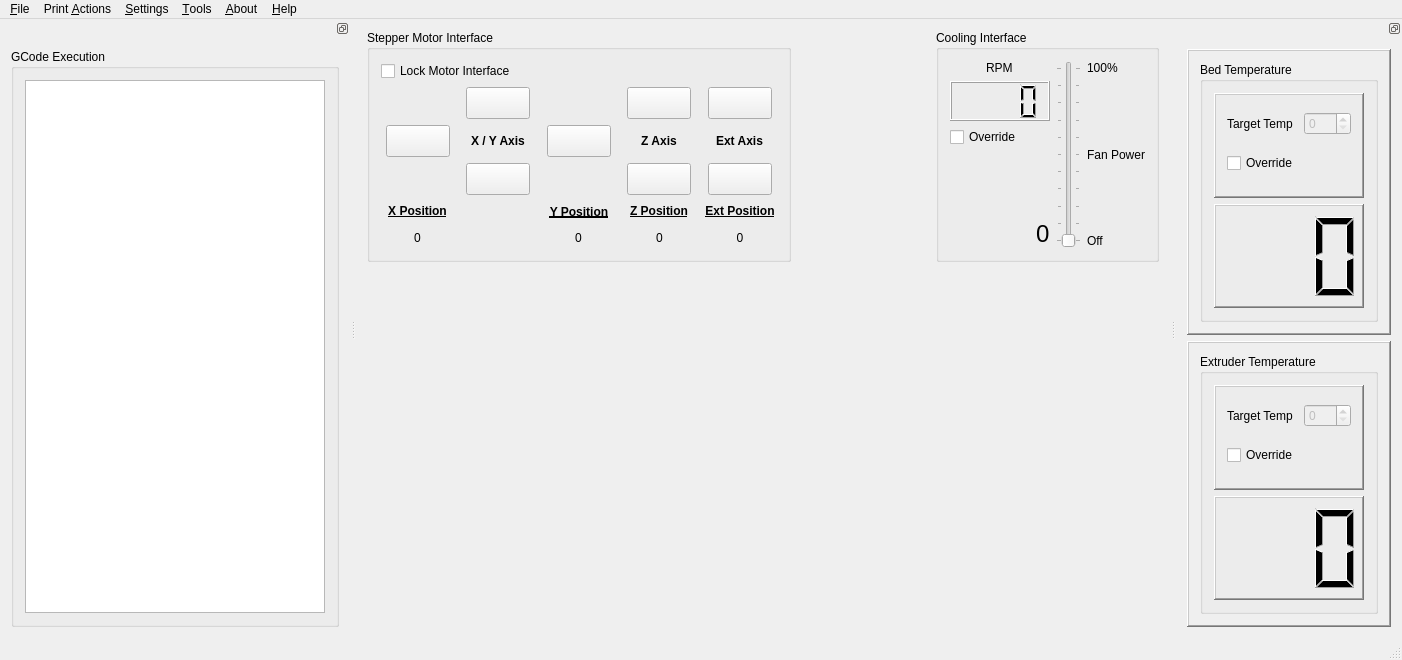
Qt form mainwindow.ui (Bahamuttg/PiRinter3D) before a commit.
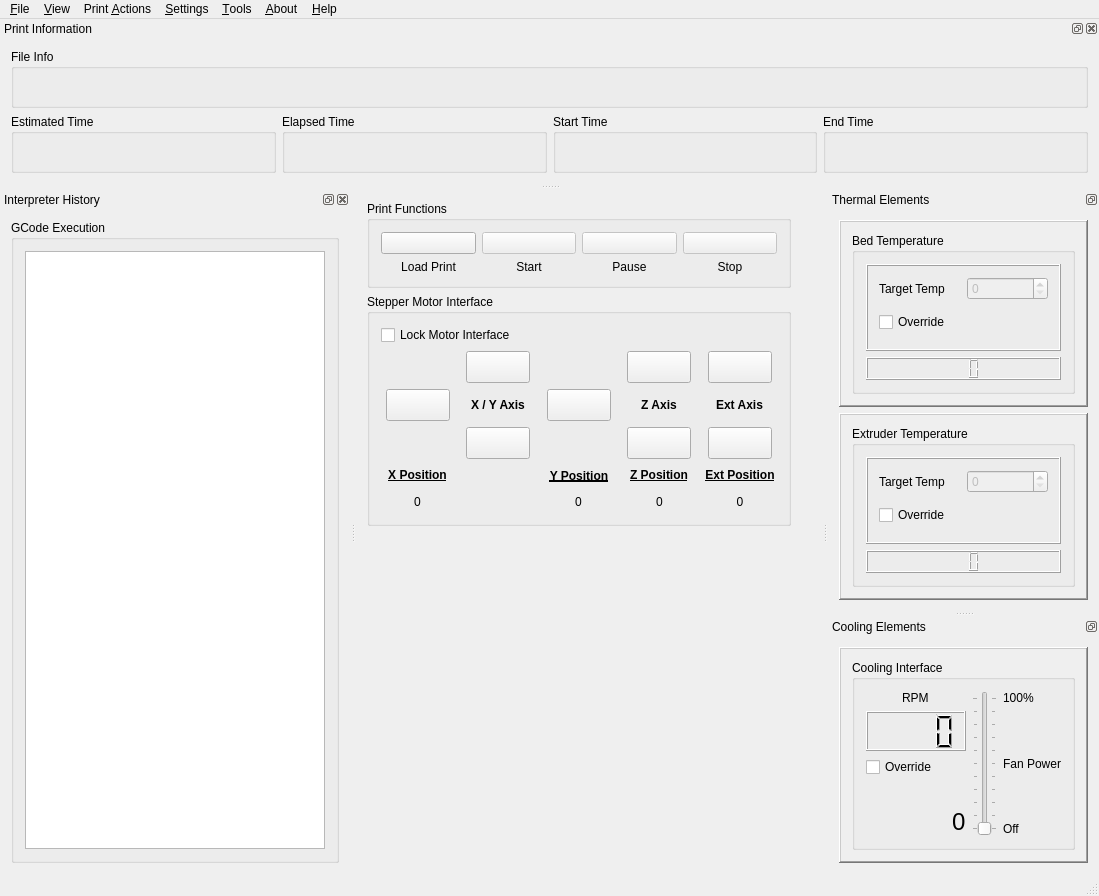
The same form after that commit. Icons and pictures are not drawn.

Commit message: Updated UI and implemented new features

```diff
--- a/mainwindow.ui
+++ b/mainwindow.ui
@@ -6,8 +6,8 @@
    <rect>
     <x>0</x>
     <y>0</y>
-    <width>1402</width>
-    <height>660</height>
+    <width>1099</width>
+    <height>896</height>
    </rect>
   </property>
   <property name="windowTitle">
@@ -21,168 +21,7 @@
    <layout class="QGridLayout" name="gridLayout_2">
     <item row="0" column="0">
      <layout class="QGridLayout" name="gridMain">
-      <item row="0" column="1">
-       <spacer name="horizontalSpacer_2">
-        <property name="orientation">
-         <enum>Qt::Horizontal</enum>
-        </property>
-        <property name="sizeHint" stdset="0">
-         <size>
-          <width>40</width>
-          <height>20</height>
-         </size>
-        </property>
-       </spacer>
-      </item>
-      <item row="0" column="2">
-       <widget class="QGroupBox" name="gbFanInterface">
-        <property name="title">
-         <string>Cooling Interface</string>
-        </property>
-        <layout class="QVBoxLayout" name="verticalLayout_9">
-         <item>
-          <layout class="QGridLayout" name="gridLayout_4">
-           <item row="1" column="2">
-            <layout class="QGridLayout" name="gridLayout_5">
-             <item row="3" column="0">
-              <spacer name="verticalSpacer_3">
-               <property name="orientation">
-                <enum>Qt::Vertical</enum>
-               </property>
-               <property name="sizeHint" stdset="0">
-                <size>
-                 <width>20</width>
-                 <height>40</height>
-                </size>
-               </property>
-              </spacer>
-             </item>
-             <item row="6" column="0" alignment="Qt::AlignLeft|Qt::AlignVCenter">
-              <widget class="QLabel" name="label_4">
-               <property name="text">
-                <string>Off</string>
-               </property>
-              </widget>
-             </item>
-             <item row="2" column="0" alignment="Qt::AlignLeft|Qt::AlignVCenter">
-              <widget class="QLabel" name="label_3">
-               <property name="text">
-                <string>100%</string>
-               </property>
-              </widget>
-             </item>
-             <item row="4" column="0">
-              <widget class="QLabel" name="label_5">
-               <property name="text">
-                <string>Fan Power</string>
-               </property>
-              </widget>
-             </item>
-             <item row="5" column="0">
-              <spacer name="verticalSpacer_4">
-               <property name="orientation">
-                <enum>Qt::Vertical</enum>
-               </property>
-               <property name="sizeHint" stdset="0">
-                <size>
-                 <width>20</width>
-                 <height>40</height>
-                </size>
-               </property>
-              </spacer>
-             </item>
-            </layout>
-           </item>
-           <item row="1" column="1">
-            <widget class="QSlider" name="verticalSlider">
-             <property name="enabled">
-              <bool>false</bool>
-             </property>
-             <property name="maximum">
-              <number>100</number>
-             </property>
-             <property name="orientation">
-              <enum>Qt::Vertical</enum>
-             </property>
-             <property name="tickPosition">
-              <enum>QSlider::TicksBothSides</enum>
-             </property>
-             <property name="tickInterval">
-              <number>10</number>
-             </property>
-            </widget>
-           </item>
-           <item row="1" column="0">
-            <layout class="QVBoxLayout" name="verticalLayout_10">
-             <item alignment="Qt::AlignHCenter|Qt::AlignVCenter">
-              <widget class="QLabel" name="label_6">
-               <property name="text">
-                <string>RPM</string>
-               </property>
-              </widget>
-             </item>
-             <item>
-              <widget class="QLCDNumber" name="lcdFanRPM">
-               <property name="minimumSize">
-                <size>
-                 <width>100</width>
-                 <height>40</height>
-                </size>
-               </property>
-               <property name="digitCount">
-                <number>4</number>
-               </property>
-              </widget>
-             </item>
-             <item>
-              <widget class="QCheckBox" name="chkFanOverride">
-               <property name="text">
-                <string>Override</string>
-               </property>
-              </widget>
-             </item>
-             <item>
-              <spacer name="verticalSpacer_5">
-               <property name="orientation">
-                <enum>Qt::Vertical</enum>
-               </property>
-               <property name="sizeHint" stdset="0">
-                <size>
-                 <width>20</width>
-                 <height>40</height>
-                </size>
-               </property>
-              </spacer>
-             </item>
-             <item alignment="Qt::AlignRight">
-              <widget class="QLabel" name="lblPercentDisplay">
-               <property name="font">
-                <font>
-                 <pointsize>18</pointsize>
-                </font>
-               </property>
-               <property name="frameShape">
-                <enum>QFrame::NoFrame</enum>
-               </property>
-               <property name="frameShadow">
-                <enum>QFrame::Plain</enum>
-               </property>
-               <property name="text">
-                <string>0</string>
-               </property>
-               <property name="margin">
-                <number>5</number>
-               </property>
-              </widget>
-             </item>
-            </layout>
-           </item>
-          </layout>
-         </item>
-        </layout>
-       </widget>
-      </item>
-      <item row="0" column="0">
+      <item row="1" column="0">
        <widget class="QGroupBox" name="gbMotorInterface">
         <property name="minimumSize">
          <size>
@@ -653,22 +492,164 @@
         </layout>
        </widget>
       </item>
-      <item row="1" column="0">
-       <spacer name="verticalSpacer_2">
+      <item row="1" column="1">
+       <spacer name="horizontalSpacer_2">
         <property name="orientation">
-         <enum>Qt::Vertical</enum>
+         <enum>Qt::Horizontal</enum>
         </property>
         <property name="sizeHint" stdset="0">
          <size>
-          <width>20</width>
-          <height>40</height>
+          <width>40</width>
+          <height>20</height>
          </size>
         </property>
        </spacer>
       </item>
+      <item row="0" column="0">
+       <widget class="QGroupBox" name="gbPrintFunctions">
+        <property name="title">
+         <string>Print Functions</string>
+        </property>
+        <layout class="QHBoxLayout" name="horizontalLayout">
+         <item>
+          <layout class="QGridLayout" name="gridPrintFunctions">
+           <item row="0" column="3">
+            <widget class="QPushButton" name="btnStopPrint">
+             <property name="enabled">
+              <bool>false</bool>
+             </property>
+             <property name="toolTip">
+              <string>&lt;html&gt;&lt;head/&gt;&lt;body&gt;&lt;p&gt;Stop the current print and turn off heating elements and fans&lt;/p&gt;&lt;/body&gt;&lt;/html&gt;</string>
+             </property>
+             <property name="text">
+              <string/>
+             </property>
+             <property name="icon">
+              <iconset resource="PiRinter.qrc">
+               <normaloff>:/PiRinter/Icons/Resources/glossy_3d_blue_orbs2_079.png</normaloff>:/PiRinter/Icons/Resources/glossy_3d_blue_orbs2_079.png</iconset>
+             </property>
+             <property name="iconSize">
+              <size>
+               <width>64</width>
+               <height>64</height>
+              </size>
+             </property>
+            </widget>
+           </item>
+           <item row="0" column="1">
+            <widget class="QPushButton" name="btnStartPtrint">
+             <property name="enabled">
+              <bool>false</bool>
+             </property>
+             <property name="toolTip">
+              <string>&lt;html&gt;&lt;head/&gt;&lt;body&gt;&lt;p&gt;Start the printing process for the currently loaded GCODE file&lt;/p&gt;&lt;/body&gt;&lt;/html&gt;</string>
+             </property>
+             <property name="text">
+              <string/>
+             </property>
+             <property name="icon">
+              <iconset resource="PiRinter.qrc">
+               <normaloff>:/PiRinter/Icons/Resources/glossy-3d-blue-orbs2-022.ico</normaloff>:/PiRinter/Icons/Resources/glossy-3d-blue-orbs2-022.ico</iconset>
+             </property>
+             <property name="iconSize">
+              <size>
+               <width>64</width>
+               <height>64</height>
+              </size>
+             </property>
+            </widget>
+           </item>
+           <item row="0" column="0">
+            <widget class="QPushButton" name="btnLoadPrint">
+             <property name="toolTip">
+              <string>&lt;html&gt;&lt;head/&gt;&lt;body&gt;&lt;p&gt;Load a print into PiRinter3D&lt;/p&gt;&lt;/body&gt;&lt;/html&gt;</string>
+             </property>
+             <property name="text">
+              <string/>
+             </property>
+             <property name="icon">
+              <iconset resource="PiRinter.qrc">
+               <normaloff>:/PiRinter/Icons/Resources/glossy_3d_blue_orbs2_063.png</normaloff>:/PiRinter/Icons/Resources/glossy_3d_blue_orbs2_063.png</iconset>
+             </property>
+             <property name="iconSize">
+              <size>
+               <width>64</width>
+               <height>64</height>
+              </size>
+             </property>
+            </widget>
+           </item>
+           <item row="0" column="2">
+            <widget class="QPushButton" name="btnPausePrint">
+             <property name="enabled">
+              <bool>false</bool>
+             </property>
+             <property name="toolTip">
+              <string>&lt;html&gt;&lt;head/&gt;&lt;body&gt;&lt;p&gt;Pause or resume the printing process&lt;/p&gt;&lt;/body&gt;&lt;/html&gt;</string>
+             </property>
+             <property name="text">
+              <string/>
+             </property>
+             <property name="icon">
+              <iconset resource="PiRinter.qrc">
+               <normaloff>:/PiRinter/Icons/Resources/glossy_3d_blue_orbs2_069.png</normaloff>:/PiRinter/Icons/Resources/glossy_3d_blue_orbs2_069.png</iconset>
+             </property>
+             <property name="iconSize">
+              <size>
+               <width>64</width>
+               <height>64</height>
+              </size>
+             </property>
+            </widget>
+           </item>
+           <item row="1" column="0">
+            <widget class="QLabel" name="lblLoadButton">
+             <property name="text">
+              <string>Load Print</string>
+             </property>
+             <property name="alignment">
+              <set>Qt::AlignCenter</set>
+             </property>
+            </widget>
+           </item>
+           <item row="1" column="1">
+            <widget class="QLabel" name="lblStartButton">
+             <property name="text">
+              <string>Start</string>
+             </property>
+             <property name="alignment">
+              <set>Qt::AlignCenter</set>
+             </property>
+            </widget>
+           </item>
+           <item row="1" column="2">
+            <widget class="QLabel" name="lblPauseButton">
+             <property name="text">
+              <string>Pause</string>
+             </property>
+             <property name="alignment">
+              <set>Qt::AlignCenter</set>
+             </property>
+            </widget>
+           </item>
+           <item row="1" column="3">
+            <widget class="QLabel" name="lblStopButton">
+             <property name="text">
+              <string>Stop</string>
+             </property>
+             <property name="alignment">
+              <set>Qt::AlignCenter</set>
+             </property>
+            </widget>
+           </item>
+          </layout>
+         </item>
+        </layout>
+       </widget>
+      </item>
      </layout>
     </item>
-    <item row="2" column="0">
+    <item row="1" column="0">
      <spacer name="verticalSpacer">
       <property name="orientation">
        <enum>Qt::Vertical</enum>
@@ -688,7 +669,7 @@
     <rect>
      <x>0</x>
      <y>0</y>
-     <width>1402</width>
+     <width>1099</width>
      <height>27</height>
     </rect>
    </property>
@@ -747,7 +728,13 @@
     <addaction name="separator"/>
     <addaction name="actionSi_mulate_Print"/>
    </widget>
+   <widget class="QMenu" name="menu_View">
+    <property name="title">
+     <string>&amp;View</string>
+    </property>
+   </widget>
    <addaction name="menu_File"/>
+   <addaction name="menu_View"/>
    <addaction name="menuPrint_Actions"/>
    <addaction name="menu_Settings"/>
    <addaction name="menu_Tools"/>
@@ -766,11 +753,14 @@
     <enum>Qt::LeftToRight</enum>
    </property>
    <property name="features">
-    <set>QDockWidget::DockWidgetFloatable|QDockWidget::DockWidgetMovable</set>
+    <set>QDockWidget::AllDockWidgetFeatures</set>
    </property>
    <property name="allowedAreas">
     <set>Qt::LeftDockWidgetArea|Qt::RightDockWidgetArea</set>
    </property>
+   <property name="windowTitle">
+    <string>Interpreter History</string>
+   </property>
    <attribute name="dockWidgetArea">
     <number>1</number>
    </attribute>
@@ -804,6 +794,9 @@
    <property name="allowedAreas">
     <set>Qt::LeftDockWidgetArea|Qt::RightDockWidgetArea</set>
    </property>
+   <property name="windowTitle">
+    <string>Thermal Elements</string>
+   </property>
    <attribute name="dockWidgetArea">
     <number>2</number>
    </attribute>
@@ -829,7 +822,7 @@
              <item>
               <widget class="QFrame" name="frame_3">
                <property name="frameShape">
-                <enum>QFrame::WinPanel</enum>
+                <enum>QFrame::Box</enum>
                </property>
                <property name="frameShadow">
                 <enum>QFrame::Raised</enum>
@@ -904,7 +897,7 @@
                 </font>
                </property>
                <property name="frameShape">
-                <enum>QFrame::WinPanel</enum>
+                <enum>QFrame::Box</enum>
                </property>
                <property name="lineWidth">
                 <number>1</number>
@@ -938,7 +931,7 @@
              <item>
               <widget class="QFrame" name="frame_2">
                <property name="frameShape">
-                <enum>QFrame::WinPanel</enum>
+                <enum>QFrame::Box</enum>
                </property>
                <property name="frameShadow">
                 <enum>QFrame::Raised</enum>
@@ -1011,7 +1004,7 @@
              <item>
               <widget class="QLCDNumber" name="lcdBedTemp">
                <property name="frameShape">
-                <enum>QFrame::WinPanel</enum>
+                <enum>QFrame::Box</enum>
                </property>
                <property name="midLineWidth">
                 <number>0</number>
@@ -1032,6 +1025,276 @@
     </layout>
    </widget>
   </widget>
+  <widget class="QDockWidget" name="dkPrintInfo">
+   <property name="windowTitle">
+    <string>Print Information</string>
+   </property>
+   <attribute name="dockWidgetArea">
+    <number>4</number>
+   </attribute>
+   <widget class="QWidget" name="dockWidgetContents_3">
+    <layout class="QGridLayout" name="gridLayout_6">
+     <item row="1" column="1">
+      <widget class="QGroupBox" name="gbRunningTime">
+       <property name="title">
+        <string>Elapsed Time</string>
+       </property>
+       <layout class="QHBoxLayout" name="horizontalLayout_4">
+        <item>
+         <widget class="QLabel" name="lblElapsed">
+          <property name="text">
+           <string/>
+          </property>
+         </widget>
+        </item>
+       </layout>
+      </widget>
+     </item>
+     <item row="1" column="2">
+      <widget class="QGroupBox" name="gbStartTime">
+       <property name="title">
+        <string>Start Time</string>
+       </property>
+       <layout class="QHBoxLayout" name="horizontalLayout_5">
+        <item>
+         <widget class="QLabel" name="lblStartTime">
+          <property name="text">
+           <string/>
+          </property>
+         </widget>
+        </item>
+       </layout>
+      </widget>
+     </item>
+     <item row="1" column="3">
+      <widget class="QGroupBox" name="gbEndTime">
+       <property name="title">
+        <string>End Time</string>
+       </property>
+       <layout class="QHBoxLayout" name="horizontalLayout_6">
+        <item>
+         <widget class="QLabel" name="lblEndTime">
+          <property name="text">
+           <string/>
+          </property>
+         </widget>
+        </item>
+       </layout>
+      </widget>
+     </item>
+     <item row="1" column="0">
+      <widget class="QGroupBox" name="gbEstimatedTime">
+       <property name="title">
+        <string>Estimated Time</string>
+       </property>
+       <layout class="QHBoxLayout" name="horizontalLayout_3">
+        <item>
+         <widget class="QLabel" name="lblEstimatedTime">
+          <property name="text">
+           <string/>
+          </property>
+         </widget>
+        </item>
+       </layout>
+      </widget>
+     </item>
+     <item row="0" column="0" colspan="4">
+      <widget class="QGroupBox" name="gbFileInfo">
+       <property name="title">
+        <string>File Info</string>
+       </property>
+       <layout class="QHBoxLayout" name="horizontalLayout_2">
+        <item>
+         <widget class="QLabel" name="lblFileName">
+          <property name="text">
+           <string/>
+          </property>
+         </widget>
+        </item>
+       </layout>
+      </widget>
+     </item>
+    </layout>
+   </widget>
+  </widget>
+  <widget class="QDockWidget" name="dkCooling">
+   <property name="features">
+    <set>QDockWidget::DockWidgetFloatable|QDockWidget::DockWidgetMovable</set>
+   </property>
+   <property name="allowedAreas">
+    <set>Qt::LeftDockWidgetArea|Qt::RightDockWidgetArea</set>
+   </property>
+   <property name="windowTitle">
+    <string>Cooling Elements</string>
+   </property>
+   <attribute name="dockWidgetArea">
+    <number>2</number>
+   </attribute>
+   <widget class="QWidget" name="dockWidgetContents_5">
+    <layout class="QVBoxLayout" name="verticalLayout_11">
+     <item>
+      <widget class="QFrame" name="verticalFrame">
+       <property name="frameShape">
+        <enum>QFrame::WinPanel</enum>
+       </property>
+       <property name="frameShadow">
+        <enum>QFrame::Raised</enum>
+       </property>
+       <layout class="QVBoxLayout" name="verticalLayout_12">
+        <item>
+         <widget class="QGroupBox" name="gbFanInterface">
+          <property name="title">
+           <string>Cooling Interface</string>
+          </property>
+          <layout class="QVBoxLayout" name="verticalLayout_9">
+           <item>
+            <layout class="QGridLayout" name="gridLayout_4">
+             <item row="1" column="2">
+              <layout class="QGridLayout" name="gridLayout_5">
+               <item row="3" column="0">
+                <spacer name="verticalSpacer_3">
+                 <property name="orientation">
+                  <enum>Qt::Vertical</enum>
+                 </property>
+                 <property name="sizeHint" stdset="0">
+                  <size>
+                   <width>20</width>
+                   <height>40</height>
+                  </size>
+                 </property>
+                </spacer>
+               </item>
+               <item row="6" column="0" alignment="Qt::AlignLeft|Qt::AlignVCenter">
+                <widget class="QLabel" name="label_4">
+                 <property name="text">
+                  <string>Off</string>
+                 </property>
+                </widget>
+               </item>
+               <item row="2" column="0" alignment="Qt::AlignLeft|Qt::AlignVCenter">
+                <widget class="QLabel" name="label_3">
+                 <property name="text">
+                  <string>100%</string>
+                 </property>
+                </widget>
+               </item>
+               <item row="4" column="0">
+                <widget class="QLabel" name="label_5">
+                 <property name="text">
+                  <string>Fan Power</string>
+                 </property>
+                </widget>
+               </item>
+               <item row="5" column="0">
+                <spacer name="verticalSpacer_4">
+                 <property name="orientation">
+                  <enum>Qt::Vertical</enum>
+                 </property>
+                 <property name="sizeHint" stdset="0">
+                  <size>
+                   <width>20</width>
+                   <height>40</height>
+                  </size>
+                 </property>
+                </spacer>
+               </item>
+              </layout>
+             </item>
+             <item row="1" column="1">
+              <widget class="QSlider" name="vsFanPower">
+               <property name="enabled">
+                <bool>false</bool>
+               </property>
+               <property name="maximum">
+                <number>100</number>
+               </property>
+               <property name="orientation">
+                <enum>Qt::Vertical</enum>
+               </property>
+               <property name="tickPosition">
+                <enum>QSlider::TicksBothSides</enum>
+               </property>
+               <property name="tickInterval">
+                <number>10</number>
+               </property>
+              </widget>
+             </item>
+             <item row="1" column="0">
+              <layout class="QVBoxLayout" name="verticalLayout_10">
+               <item alignment="Qt::AlignHCenter|Qt::AlignVCenter">
+                <widget class="QLabel" name="label_6">
+                 <property name="text">
+                  <string>RPM</string>
+                 </property>
+                </widget>
+               </item>
+               <item>
+                <widget class="QLCDNumber" name="lcdFanRPM">
+                 <property name="minimumSize">
+                  <size>
+                   <width>100</width>
+                   <height>40</height>
+                  </size>
+                 </property>
+                 <property name="digitCount">
+                  <number>4</number>
+                 </property>
+                </widget>
+               </item>
+               <item>
+                <widget class="QCheckBox" name="chkFanOverride">
+                 <property name="text">
+                  <string>Override</string>
+                 </property>
+                </widget>
+               </item>
+               <item>
+                <spacer name="verticalSpacer_5">
+                 <property name="orientation">
+                  <enum>Qt::Vertical</enum>
+                 </property>
+                 <property name="sizeHint" stdset="0">
+                  <size>
+                   <width>20</width>
+                   <height>40</height>
+                  </size>
+                 </property>
+                </spacer>
+               </item>
+               <item alignment="Qt::AlignRight">
+                <widget class="QLabel" name="lblPercentDisplay">
+                 <property name="font">
+                  <font>
+                   <pointsize>18</pointsize>
+                  </font>
+                 </property>
+                 <property name="frameShape">
+                  <enum>QFrame::NoFrame</enum>
+                 </property>
+                 <property name="frameShadow">
+                  <enum>QFrame::Plain</enum>
+                 </property>
+                 <property name="text">
+                  <string>0</string>
+                 </property>
+                 <property name="margin">
+                  <number>5</number>
+                 </property>
+                </widget>
+               </item>
+              </layout>
+             </item>
+            </layout>
+           </item>
+          </layout>
+         </widget>
+        </item>
+       </layout>
+      </widget>
+     </item>
+    </layout>
+   </widget>
+  </widget>
   <action name="action_Stepper_Utility">
    <property name="text">
     <string>&amp;Stepper Utility</string>
```
Left out of the diff: 118 changed lines with no effect on the pictures. The commit also changes 20 other files.
